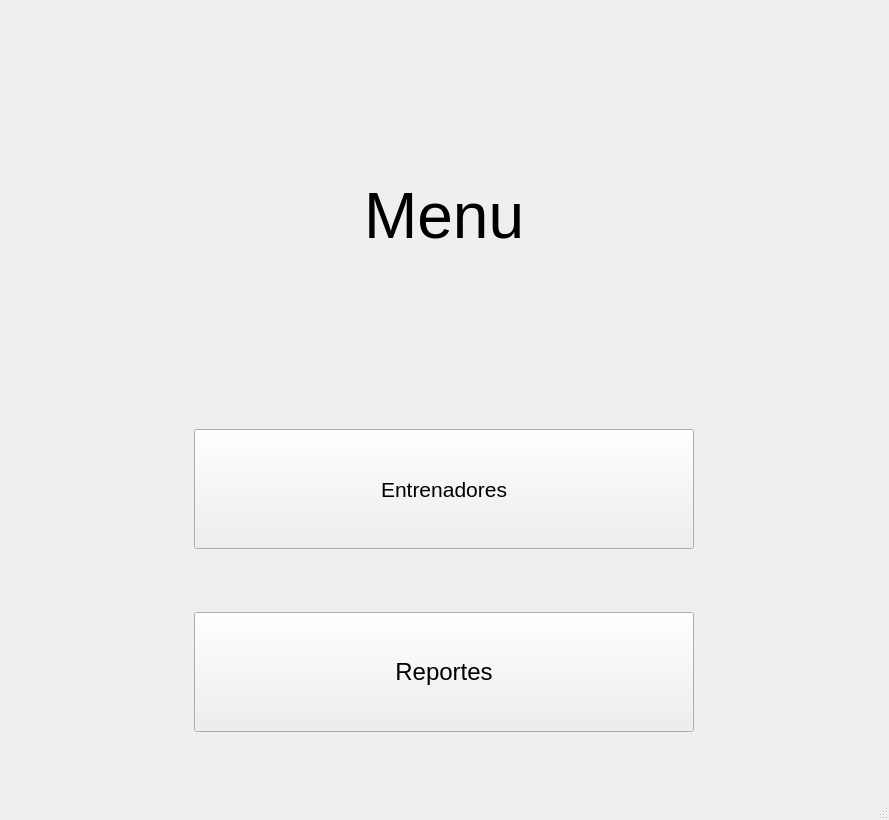
Old version of the form views/menu.ui in the repository DanielChairezLoya/REDGYM.
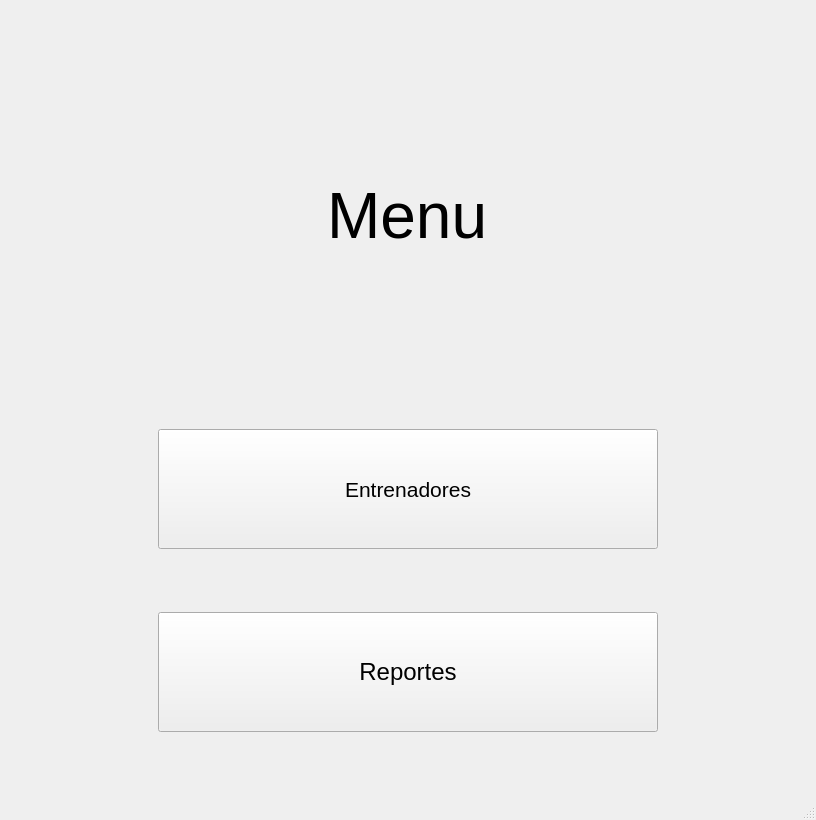
New version of the form. Icons and pictures are not drawn.

Patch:
```diff
--- a/views/menu.ui
+++ b/views/menu.ui
@@ -6,7 +6,7 @@
    <rect>
     <x>0</x>
     <y>0</y>
-    <width>889</width>
+    <width>816</width>
     <height>820</height>
    </rect>
   </property>
@@ -16,7 +16,7 @@
   <property name="styleSheet">
    <string notr="true">.botones{
 border-radius:20px;
-border:2px solid black;
+border:2px solid white;
 color:#cccccc;
 background-color:#000000;
 }
@@ -24,7 +24,15 @@
 .botones:hover{
 background-color:#9F111B;
 
-}</string>
+}
+
+.fondo{
+border-image: url(&quot;img/fondomenu.jpg&quot;);
+}
+</string>
+  </property>
+  <property name="class" stdset="0">
+   <string>fondo</string>
   </property>
   <widget class="QWidget" name="centralwidget">
    <layout class="QVBoxLayout" name="verticalLayout">
```
Left out of the diff: 2 changed lines with no effect on the pictures.
